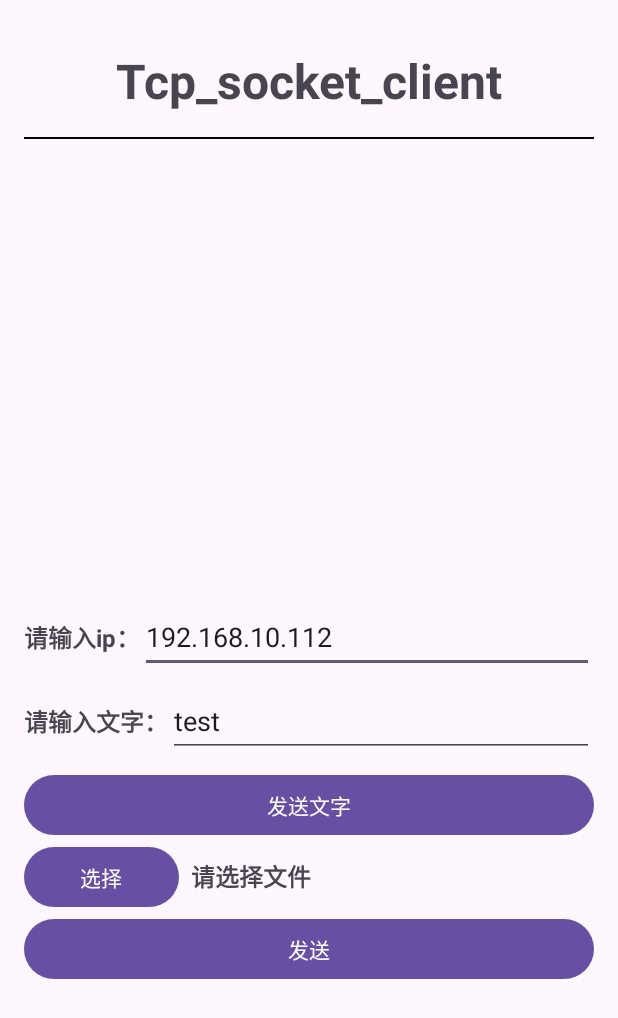
After one commit to NOOB-P/Android_learning, an Android app: the tcp_socket screen opened directly, with no data from a screen before it, on a phone screen of 412 x 824 dp. The commit adds this screen. Shown: the top 1018 px of the screen. Run offline under Robolectric (Android 15) with nearby library versions, the phone set to English and light mode, and no system bars.

Commit message:
完成tcp_socket的服务端和客户端（文字和图片发送与接收）

```diff
--- /dev/null
+++ b/app/src/main/java/com/example/android_leraning/tcp_socket.java
@@ -0,0 +1,194 @@
+package com.example.android_leraning;
+
+import android.annotation.SuppressLint;
+import android.app.Activity;
+import android.app.ComponentCaller;
+import android.content.ContentResolver;
+import android.content.Intent;
+import android.content.pm.PackageManager;
+import android.database.Cursor;
+import android.net.Uri;
+import android.os.Bundle;
+import android.os.Handler;
+import android.provider.MediaStore;
+import android.util.Log;
+import android.view.View;
+import android.widget.ArrayAdapter;
+import android.widget.Toast;
+
+import androidx.activity.EdgeToEdge;
+import androidx.activity.result.ActivityResultLauncher;
+import androidx.activity.result.contract.ActivityResultContracts;
+import androidx.annotation.NonNull;
+import androidx.annotation.Nullable;
+import androidx.appcompat.app.AppCompatActivity;
+import androidx.core.graphics.Insets;
+import androidx.core.view.ViewCompat;
+import androidx.core.view.WindowInsetsCompat;
+
+import com.example.android_leraning.databinding.ActivityTcpSocketBinding;
+import com.google.android.material.color.utilities.Scheme;
+
+import java.io.File;
+import java.io.FileInputStream;
+import java.io.FileNotFoundException;
+import java.io.IOException;
+import java.io.InputStream;
+import java.io.OutputStream;
+import java.net.Socket;
+import java.security.Permission;
+import java.util.ArrayList;
+import java.util.List;
+
+public class tcp_socket extends AppCompatActivity implements View.OnClickListener {
+    private int PROT = 19191;
+    private File file;
+    private Uri fileUri;
+    private ActivityTcpSocketBinding binding;
+    private Socket socket;
+    private Handler handler;
+    private List<String> list;
+    private ArrayAdapter<String> adapter;
+    private String filepath;
+    //@SuppressLint("Range")
+    @SuppressLint("Range")
+    private final ActivityResultLauncher<Intent> resultLauncher = registerForActivityResult(
+            new ActivityResultContracts.StartActivityForResult(),
+            result -> {
+                if (result.getResultCode() == Activity.RESULT_OK) {
+                    Intent data = result.getData();
+                    fileUri = data.getData();
+                    if (fileUri == null) {
+                        return;
+                    }
+                    String scheme = fileUri.getScheme();
+                    if (scheme == null || ContentResolver.SCHEME_FILE.equals(scheme)) {
+                        filepath = fileUri.getPath();
+                    } else if (ContentResolver.SCHEME_CONTENT.equals(scheme)) {
+                        Cursor cursor = getContentResolver().query(fileUri, new String[]{MediaStore.Images.ImageColumns.DATA}, null, null, null);
+                        if (cursor.moveToNext())
+                            filepath = cursor.getString(cursor.getColumnIndex(MediaStore.Images.ImageColumns.DATA));
+                    }
+                    file = new File(filepath);
+                    binding.tvPath.setText(file.getName().toString().trim());
+                }
+            });
+
+    @Override
+    protected void onCreate(Bundle savedInstanceState) {
+        super.onCreate(savedInstanceState);
+        binding = ActivityTcpSocketBinding.inflate(getLayoutInflater());
+        setContentView(binding.getRoot());
+
+        binding.BtnSend1.setOnClickListener(this);
+        binding.BtnSend2.setOnClickListener(this);
+        binding.BtnChoice.setOnClickListener(this);
+
+        String[] permission = {
+                "android.permission.WRITE_EXTERNAL_STORAGE",
+                "android.permission.READ_EXTERNAL_STORAGE"
+        };
+        List<String> permissionlist = new ArrayList<>();
+        for(int i = 0; i < 2; i++){
+            if(checkSelfPermission(permission[i]) != PackageManager.PERMISSION_GRANTED){
+                permissionlist.add(permission[i]);
+            }
+        }
+        if(!permissionlist.isEmpty()){
+            requestPermissions(permissionlist.toArray(new String[permissionlist.size()]), 2);
+        }
+
+        handler = new Handler();
+        list = new ArrayList<>();
+        adapter = new ArrayAdapter<>(this, androidx.appcompat.R.layout.support_simple_spinner_dropdown_item, list);
+        binding.lvText.setAdapter(adapter);
+    }
+
+    @Override
+    public void onRequestPermissionsResult(int requestCode, @NonNull String[] permissions, @NonNull int[] grantResults) {
+        super.onRequestPermissionsResult(requestCode, permissions, grantResults);
+        if(requestCode == 2){
+            boolean granted = true;
+            for (int grantResult : grantResults) {
+                granted = granted && (grantResult == PackageManager.PERMISSION_GRANTED);
+            }
+            if (!granted) {
+                Toast.makeText(this, "通讯录权限获取失败", Toast.LENGTH_SHORT).show();
+            }
+        }
+    }
+
+    @Override
+    public void onClick(View view) {
+
+        if(view.getId() == binding.BtnSend1.getId()){
+            String serverip = binding.ETIp.getText().toString().trim();
+            String content = binding.ETText.getText().toString().trim();
+            Thread thread = new Thread(() -> {
+                try {
+                    socket = new Socket(serverip, PROT);
+                    OutputStream outputStream = socket.getOutputStream();
+                    String content_package = "txt:" + content.length() + ":" + content;
+                    outputStream.write(content_package.getBytes());
+                    outputStream.flush();
+                    outputStream.close();
+                    list.add(serverip + ":" + content);
+                } catch (IOException e) {
+                    handler.post(()->{
+                        Toast.makeText(this, "发送失败",Toast.LENGTH_SHORT).show();
+                    });
+
+                }
+            });
+            thread.start();
+            adapter.notifyDataSetChanged();
+        }else if(view.getId() == binding.BtnSend2.getId()){
+            String serverip = binding.ETIp.getText().toString().trim();
+            try {
+                InputStream inputStream = getContentResolver().openInputStream(fileUri);
+                if (inputStream == null) {
+                    return;
+                }
+                int count = inputStream.available();
+                byte[] pic = new byte[count];
+                inputStream.read(pic);
+                inputStream.close();
+                String head = "pic:" + file.getName() + ":" + pic.length + ":";
+                byte[] data = new byte[head.length() + count];
+                System.arraycopy(head.getBytes(), 0, data, 0, head.length());
+                System.arraycopy(pic, 0, data, head.length(), pic.length);
+                Thread thread = new Thread(() -> {
+                    try {
+                        socket = new Socket(serverip, PROT);
+                        OutputStream outputStream = socket.getOutputStream();
+                        outputStream.write(data);
+                        outputStream.flush();
+                        outputStream.close();
+                        list.add(serverip + "（文件发送）:" + file.getName());
+                    } catch (IOException e) {
+                        handler.post(()->{
+                            Toast.makeText(this, "发送失败",Toast.LENGTH_SHORT).show();
+                        });
+
+                    }
+                });
+                thread.start();
+                adapter.notifyDataSetChanged();
+            } catch (FileNotFoundException e) {
+                Log.e("mieye", e.toString());
+                throw new RuntimeException(e);
+
+            } catch (IOException e) {
+                Log.e("mieye", e.toString());
+                throw new RuntimeException(e);
+
+            }
+
+        }else if(view.getId() == binding.BtnChoice.getId()){
+            Intent intent = new Intent();
+            intent.setType("image/ *");
+            intent.setAction(Intent.ACTION_GET_CONTENT);
+            resultLauncher.launch(intent);
+        }
+    }
+}
--- a/app/src/main/java/com/example/android_leraning/video.java
+++ b/app/src/main/java/com/example/android_leraning/video.java
@@ -1,5 +1,6 @@
 package com.example.android_leraning;
 
+import android.content.pm.ActivityInfo;
 import android.media.AudioAttributes;
 import android.media.AudioManager;
 import android.media.MediaPlayer;
@@ -8,10 +9,13 @@ import android.os.Bundle;
 import android.os.CountDownTimer;
 import android.os.Handler;
 import android.os.Looper;
+import android.util.Log;
 import android.view.MotionEvent;
 import android.view.SurfaceHolder;
 import android.view.SurfaceView;
 import android.view.View;
+import android.view.Window;
+import android.view.WindowManager;
 import android.widget.SeekBar;
 import android.widget.Toast;
 
--- /dev/null
+++ b/app/src/main/res/layout/activity_tcp_socket.xml
@@ -0,0 +1,131 @@
+<?xml version="1.0" encoding="utf-8"?>
+<androidx.constraintlayout.widget.ConstraintLayout xmlns:android="http://schemas.android.com/apk/res/android"
+    xmlns:app="http://schemas.android.com/apk/res-auto"
+    xmlns:tools="http://schemas.android.com/tools"
+    android:id="@+id/main"
+    android:layout_width="match_parent"
+    android:layout_height="match_parent"
+    tools:context=".tcp_socket">
+
+    <LinearLayout
+        android:layout_width="match_parent"
+        android:layout_height="match_parent"
+        android:layout_marginHorizontal="16dp"
+        android:orientation="vertical"
+        tools:layout_editor_absoluteX="31dp"
+        tools:layout_editor_absoluteY="16dp">
+
+        <TextView
+            android:layout_width="match_parent"
+            android:layout_height="wrap_content"
+            android:layout_marginTop="32dp"
+            android:gravity="center"
+            android:text="Tcp_socket_client"
+            android:textSize="32sp"
+            android:textStyle="bold" />
+
+        <View
+            style="@style/hline"
+            android:layout_marginTop="16dp" />
+
+        <LinearLayout
+            android:layout_width="match_parent"
+            android:layout_height="wrap_content"
+            android:orientation="vertical">
+
+            <ListView
+                android:id="@+id/lv_text"
+                android:layout_width="match_parent"
+                android:layout_height="300dp" >
+
+            </ListView>
+
+            <LinearLayout
+                android:layout_width="match_parent"
+                android:layout_height="match_parent"
+                android:layout_marginTop="8dp"
+                android:orientation="horizontal">
+
+                <TextView
+                    android:layout_width="wrap_content"
+                    android:layout_height="wrap_content"
+                    android:text="请输入ip："
+                    android:textSize="16sp"
+                    android:textStyle="bold" />
+
+                <EditText
+                    android:text="192.168.10.112"
+                    android:id="@+id/ET_ip"
+                    android:layout_width="wrap_content"
+                    android:layout_height="wrap_content"
+                    android:layout_weight="1"
+                    android:ems="10"
+                    android:hint="请输入服务器ip"
+                    android:inputType="text" />
+            </LinearLayout>
+
+            <LinearLayout
+                android:layout_marginTop="8dp"
+                android:layout_width="match_parent"
+                android:layout_height="wrap_content"
+                android:orientation="horizontal">
+
+                <TextView
+                    android:layout_width="wrap_content"
+                    android:layout_height="wrap_content"
+                    android:textSize="16sp"
+                    android:textStyle="bold"
+                    android:text="请输入文字：" />
+
+                <EditText
+                    android:text="test"
+                    android:id="@+id/ET_text"
+                    android:layout_width="wrap_content"
+                    android:layout_height="wrap_content"
+                    android:layout_weight="1"
+                    android:ems="10"
+                    android:inputType="text"
+                    android:hint="请输入要发送的文字"/>
+            </LinearLayout>
+
+            <Button
+                android:layout_marginTop="8dp"
+                android:id="@+id/Btn_send1"
+                android:layout_width="match_parent"
+                android:layout_height="wrap_content"
+                android:text="发送文字" />
+
+            <LinearLayout
+                android:layout_width="match_parent"
+                android:layout_height="match_parent"
+                android:orientation="horizontal">
+
+                <Button
+                    android:id="@+id/Btn_choice"
+                    android:layout_width="wrap_content"
+                    android:layout_height="wrap_content"
+                    android:layout_weight="1"
+                    android:text="选择" />
+
+                <TextView
+                    android:layout_marginStart="8dp"
+                    android:id="@+id/tv_path"
+                    android:layout_width="wrap_content"
+                    android:layout_height="wrap_content"
+                    android:layout_weight="12"
+                    android:textStyle="bold"
+                    android:textSize="16sp"
+                    android:text="请选择文件" />
+            </LinearLayout>
+
+            <Button
+                android:id="@+id/Btn_send2"
+                android:layout_width="match_parent"
+                android:layout_height="wrap_content"
+                android:text="发送" />
+
+        </LinearLayout>
+
+
+    </LinearLayout>
+</androidx.constraintlayout.widget.ConstraintLayout>
```
Also changed, not shown: app/src/main/AndroidManifest.xml (+13 -0 lines), app/src/main/java/com/example/android_leraning/MainActivity.java (+8 -3 lines), app/src/main/java/com/example/android_leraning/tcp_socket_server.java (added, +109 -0 lines), app/src/main/res/layout/activity_main.xml (+19 -7 lines), app/src/main/res/layout/activity_tcp_socket_server.xml (added, +44 -0 lines).
